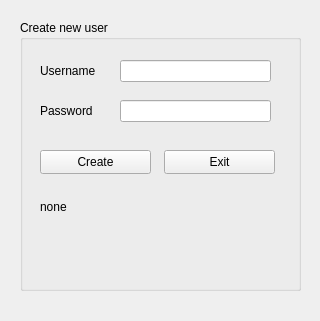
Qt form Qt designer files/create_user.ui (pewpewblaster/ntp-procject) before a commit.
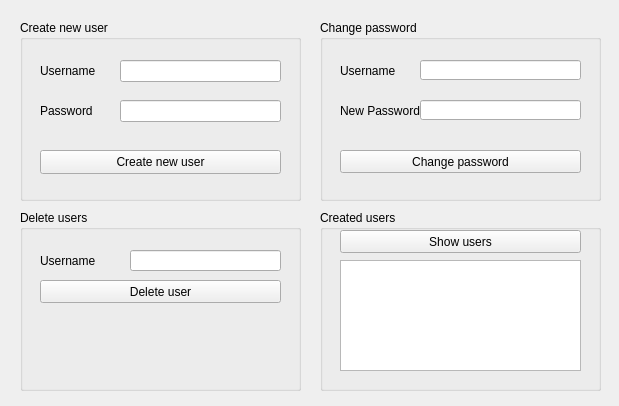
The same form after that commit.

Commit message: Implemented ability to show users on create_user_form.py

```diff
--- a/Qt designer files/create_user.ui
+++ b/Qt designer files/create_user.ui
@@ -6,8 +6,8 @@
    <rect>
     <x>0</x>
     <y>0</y>
-    <width>320</width>
-    <height>321</height>
+    <width>619</width>
+    <height>406</height>
    </rect>
   </property>
   <property name="windowTitle">
@@ -19,7 +19,7 @@
      <x>20</x>
      <y>20</y>
      <width>281</width>
-     <height>271</height>
+     <height>181</height>
     </rect>
    </property>
    <property name="title">
@@ -30,25 +30,12 @@
      <rect>
       <x>20</x>
       <y>130</y>
-      <width>111</width>
+      <width>241</width>
       <height>24</height>
      </rect>
     </property>
     <property name="text">
-     <string>Create</string>
-    </property>
-   </widget>
-   <widget class="QPushButton" name="button_exit">
-    <property name="geometry">
-     <rect>
-      <x>144</x>
-      <y>130</y>
-      <width>111</width>
-      <height>24</height>
-     </rect>
-    </property>
-    <property name="text">
-     <string>Exit</string>
+     <string>Create new user</string>
     </property>
    </widget>
    <widget class="QLineEdit" name="line_edit_username">
@@ -56,7 +43,7 @@
      <rect>
       <x>100</x>
       <y>40</y>
-      <width>151</width>
+      <width>161</width>
       <height>22</height>
      </rect>
     </property>
@@ -66,7 +53,7 @@
      <rect>
       <x>100</x>
       <y>80</y>
-      <width>151</width>
+      <width>161</width>
       <height>22</height>
      </rect>
     </property>
@@ -97,32 +84,161 @@
      <string>Password</string>
     </property>
    </widget>
-   <widget class="QLabel" name="label_information">
+  </widget>
+  <widget class="QGroupBox" name="group_box_change_password">
+   <property name="geometry">
+    <rect>
+     <x>320</x>
+     <y>20</y>
+     <width>281</width>
+     <height>181</height>
+    </rect>
+   </property>
+   <property name="title">
+    <string>Change password</string>
+   </property>
+   <widget class="QLabel" name="label_change_username">
     <property name="geometry">
      <rect>
       <x>20</x>
-      <y>180</y>
+      <y>40</y>
+      <width>81</width>
+      <height>21</height>
+     </rect>
+    </property>
+    <property name="text">
+     <string>Username</string>
+    </property>
+   </widget>
+   <widget class="QLabel" name="label_change_password">
+    <property name="geometry">
+     <rect>
+      <x>20</x>
+      <y>80</y>
+      <width>81</width>
+      <height>21</height>
+     </rect>
+    </property>
+    <property name="text">
+     <string>New Password</string>
+    </property>
+   </widget>
+   <widget class="QLineEdit" name="edit_username_change">
+    <property name="geometry">
+     <rect>
+      <x>100</x>
+      <y>40</y>
+      <width>161</width>
+      <height>20</height>
+     </rect>
+    </property>
+   </widget>
+   <widget class="QLineEdit" name="edit_password_change">
+    <property name="geometry">
+     <rect>
+      <x>100</x>
+      <y>80</y>
+      <width>161</width>
+      <height>20</height>
+     </rect>
+    </property>
+   </widget>
+   <widget class="QPushButton" name="button_change_password">
+    <property name="geometry">
+     <rect>
+      <x>20</x>
+      <y>130</y>
       <width>241</width>
-      <height>71</height>
+      <height>23</height>
      </rect>
     </property>
-    <property name="layoutDirection">
-     <enum>Qt::LeftToRight</enum>
+    <property name="text">
+     <string>Change password</string>
     </property>
+   </widget>
+  </widget>
+  <widget class="QGroupBox" name="group_box_delete_users">
+   <property name="geometry">
+    <rect>
+     <x>20</x>
+     <y>210</y>
+     <width>281</width>
+     <height>181</height>
+    </rect>
+   </property>
+   <property name="title">
+    <string>Delete users</string>
+   </property>
+   <widget class="QLabel" name="label_delete_user">
+    <property name="geometry">
+     <rect>
+      <x>20</x>
+      <y>40</y>
+      <width>81</width>
+      <height>21</height>
+     </rect>
+    </property>
     <property name="text">
-     <string>none</string>
+     <string>Username</string>
     </property>
-    <property name="textFormat">
-     <enum>Qt::AutoText</enum>
+   </widget>
+   <widget class="QLineEdit" name="edit_delete_user">
+    <property name="geometry">
+     <rect>
+      <x>110</x>
+      <y>40</y>
+      <width>151</width>
+      <height>21</height>
+     </rect>
     </property>
-    <property name="alignment">
-     <set>Qt::AlignLeading|Qt::AlignLeft|Qt::AlignTop</set>
+   </widget>
+   <widget class="QPushButton" name="button_delete_user">
+    <property name="geometry">
+     <rect>
+      <x>20</x>
+      <y>70</y>
+      <width>241</width>
+      <height>23</height>
+     </rect>
     </property>
-    <property name="wordWrap">
-     <bool>true</bool>
+    <property name="text">
+     <string>Delete user</string>
     </property>
-    <property name="margin">
-     <number>0</number>
+   </widget>
+  </widget>
+  <widget class="QGroupBox" name="group_box_created_users">
+   <property name="geometry">
+    <rect>
+     <x>320</x>
+     <y>210</y>
+     <width>281</width>
+     <height>181</height>
+    </rect>
+   </property>
+   <property name="title">
+    <string>Created users</string>
+   </property>
+   <widget class="QTableView" name="table_created_users">
+    <property name="geometry">
+     <rect>
+      <x>20</x>
+      <y>50</y>
+      <width>241</width>
+      <height>111</height>
+     </rect>
+    </property>
+   </widget>
+   <widget class="QPushButton" name="button_show_users">
+    <property name="geometry">
+     <rect>
+      <x>20</x>
+      <y>20</y>
+      <width>241</width>
+      <height>23</height>
+     </rect>
+    </property>
+    <property name="text">
+     <string>Show users</string>
     </property>
    </widget>
   </widget>
```
The commit also changes 7 other files.
